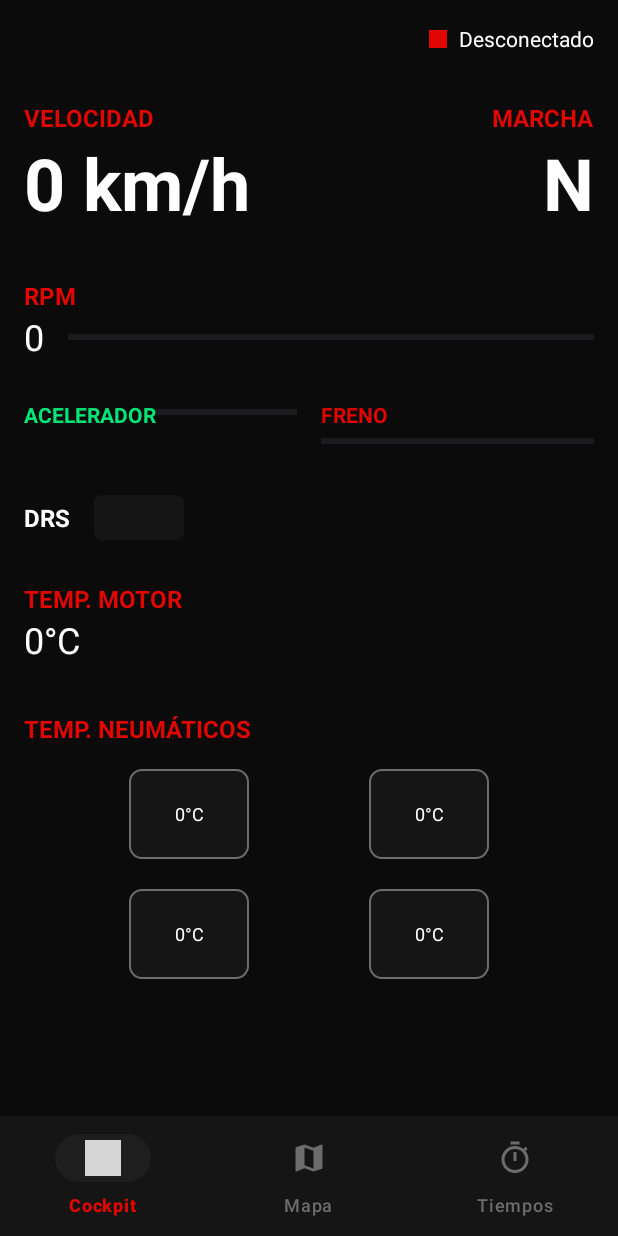
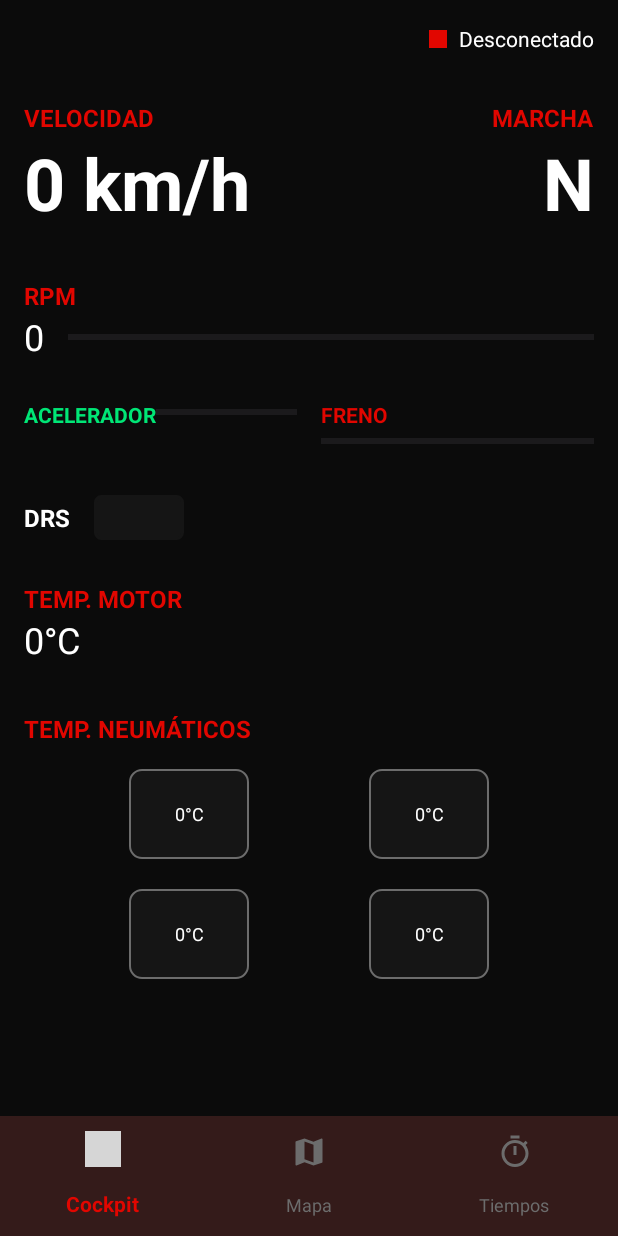
Before and after one commit to zKraic/F1-Telemetry-APP-GAME, an Android app: the screen it shows after launch (MainActivity), on a phone screen of 412 x 824 dp. Run offline under Robolectric (Android 15) with nearby library versions, the phone set to English and light mode, and no system bars; our stand-ins replace navigation-ui; grey boxes are pictures that could not be loaded.

Commit message:
Update activity_main with Material Design 3 and improved F1 styling

```diff
--- a/TelemetryF1App/app/src/main/res/layout/activity_main.xml
+++ b/TelemetryF1App/app/src/main/res/layout/activity_main.xml
@@ -5,8 +5,11 @@
     xmlns:tools="http://schemas.android.com/tools"
     android:layout_width="match_parent"
     android:layout_height="match_parent"
-    android:background="@color/f1_black">
+    android:background="?attr/colorBackground"
+    android:fitsSystemWindows="true"
+    tools:context=".ui.MainActivity">
 
+    <!-- Fragment Container with edge-to-edge support -->
     <androidx.fragment.app.FragmentContainerView
         android:id="@+id/nav_host_fragment"
         android:name="androidx.navigation.fragment.NavHostFragment"
@@ -19,13 +22,20 @@
         app:layout_constraintTop_toTopOf="parent"
         app:navGraph="@navigation/nav_graph" />
 
+    <!-- Material 3 Bottom Navigation with elevation and proper styling -->
     <com.google.android.material.bottomnavigation.BottomNavigationView
         android:id="@+id/bottom_navigation"
         android:layout_width="0dp"
-        android:layout_height="wrap_content"
-        android:background="@color/f1_dark_gray"
+        android:layout_height="80dp"
+        android:background="?attr/colorSurface"
+        android:elevation="8dp"
+        app:itemActiveIndicatorStyle="@style/F1ActiveIndicator"
+        app:itemIconSize="24dp"
         app:itemIconTint="@color/f1_nav_selector"
+        app:itemTextAppearanceActive="@style/F1BottomNavTextActive"
+        app:itemTextAppearanceInactive="@style/F1BottomNavTextInactive"
         app:itemTextColor="@color/f1_nav_selector"
+        app:labelVisibilityMode="labeled"
         app:layout_constraintBottom_toBottomOf="parent"
         app:layout_constraintEnd_toEndOf="parent"
         app:layout_constraintStart_toStartOf="parent"
```
